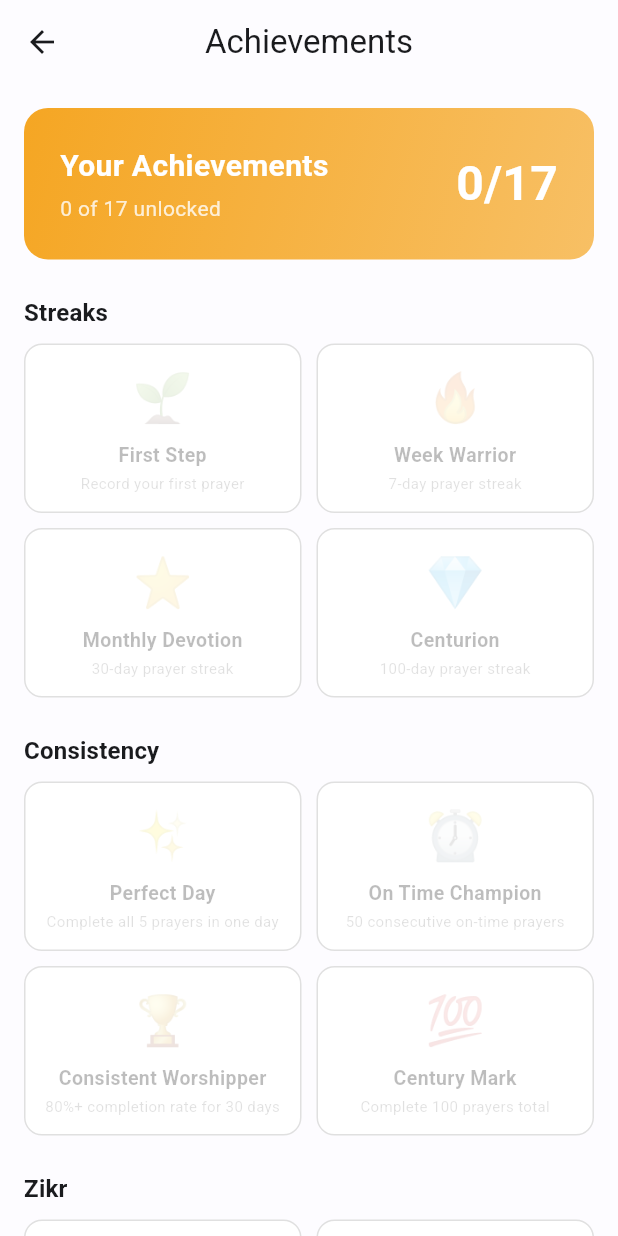
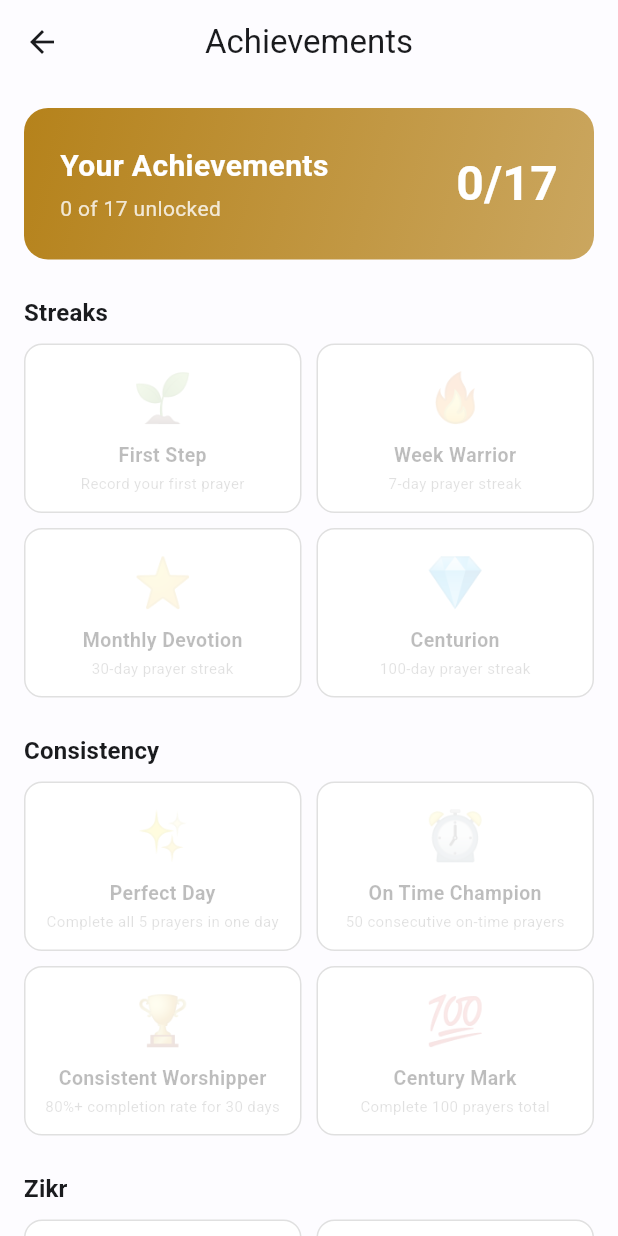
Before and after one commit to AlaaEldinTarek/Aura, a Flutter app: the AchievementsScreen screen opened by its route, on a phone screen of 412 x 824 dp. Run offline on Flutter 3.47's test engine with Material 3 defaults, Android fonts, the phone set to English and light mode, and no system bars; our stand-ins replace adhan, cloud_firestore, connectivity_plus, dio, dynamic_color, easy_localization and 18 more; accounts and stored records are empty.

Commit message:
Update app primary color to match widget palette
Light theme primary changed to #B5821B to match light widget gold accent.

Co-Authored-By: Claude Opus 4.7 <noreply@anthropic.com>

```diff
--- a/lib/core/constants/app_constants.dart
+++ b/lib/core/constants/app_constants.dart
@@ -4,7 +4,7 @@ class AppConstants {
   AppConstants._();
 
   // Brand Colors
-  static const Color primaryColor = Color(0xFFF5A623);
+  static const Color primaryColor = Color(0xFFB5821B);
   static const Color primaryDark = Color(0xFFD4890A);
   static const Color primaryLight = Color(0xFFFFD37A);
 
--- a/lib/core/theme/app_theme.dart
+++ b/lib/core/theme/app_theme.dart
@@ -7,11 +7,11 @@ class AppTheme {
   static const String arabicFont = 'Cairo'; // You need to add Cairo font to assets
 
   // Primary color palette
-  static const Color primary = Color(0xFFF5A623);
+  static const Color primary = Color(0xFFB5821B);
   static const Color onPrimary = Color(0xFFFFFFFF);
   static const Color primaryContainerLight = Color(0xFFFFEACC);
   static const Color onPrimaryContainerLight = Color(0xFF2A1800);
-  static const Color primaryContainerDark = Color(0xFFF5A623);
+  static const Color primaryContainerDark = Color(0xFFF5B301);
   static const Color onPrimaryContainerDark = Color(0xFFFFEACC);
 
   // Secondary/Accent colors
@@ -156,7 +156,7 @@ class AppTheme {
   // Dark theme primary (brighter for visibility on dark surfaces)
   static const Color primaryDark = Color(0xFFFFBF2E);
   static const Color onPrimaryDark = Color(0xFF2A1800);
-  static const Color primaryContainerDarkTheme = Color(0xFFF5A623);
+  static const Color primaryContainerDarkTheme = Color(0xFFF5B301);
   static const Color onPrimaryContainerDarkTheme = Color(0xFFFFEACC);
 
   // Dark theme
```
